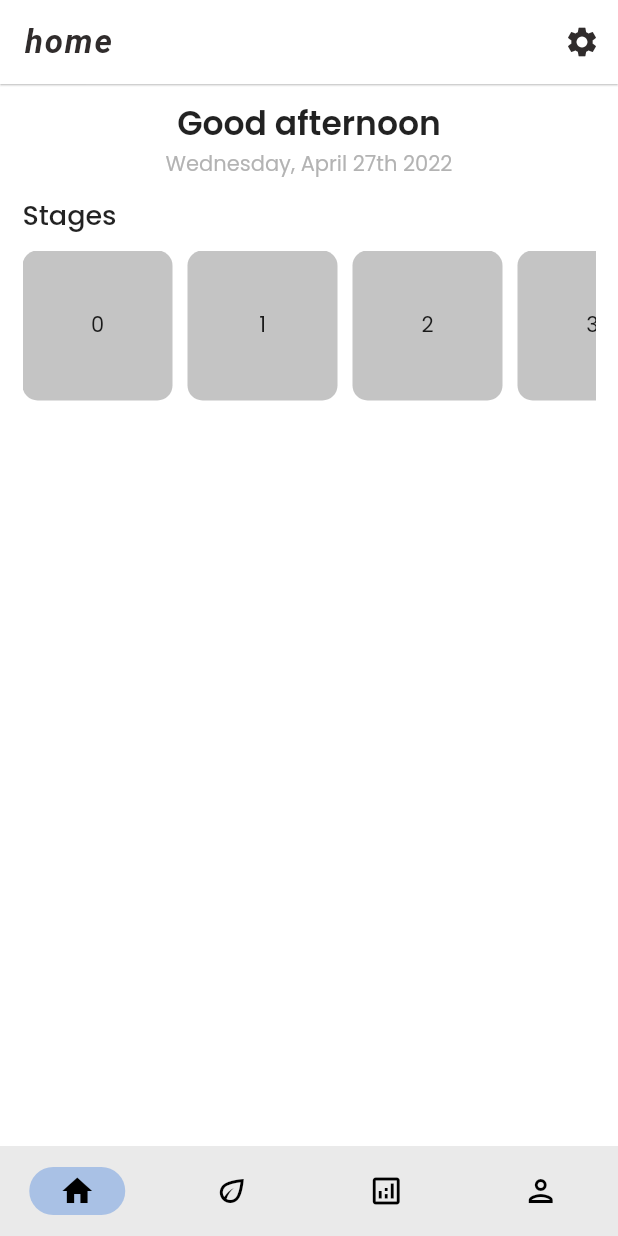
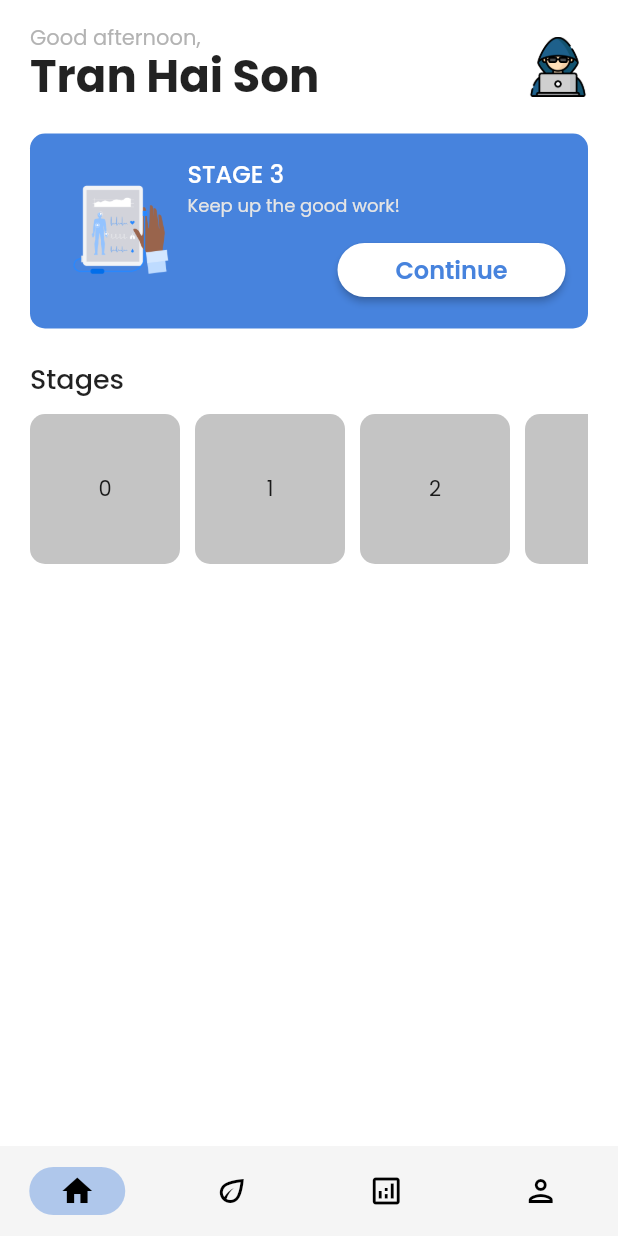
Before and after one commit to tran-haison/Covid-Overcoming, a Flutter app: the MainPage screen opened by its route, on a phone screen of 412 x 824 dp. Run offline on Flutter 3.47's test engine with Material 2 defaults, Android fonts, the phone set to English and light mode, and no system bars; drawn by our look-alikes of oktoast; our stand-ins replace either_dart, equatable, firebase_auth, firebase_core, floor, fluro and 7 more; missing offline and left inert: sp_util; accounts and stored records are empty; generated files the repository leaves out were written again; statements that could not run were skipped.

Commit message:
feat: Implement home page UI

```diff
--- a/lib/app.dart
+++ b/lib/app.dart
@@ -18,6 +18,7 @@ class App extends StatelessWidget {
         title: Strings.appName,
         theme: ThemeData(
           primarySwatch: const MaterialColor(0xFF4783DD, mapColorPrimary),
+          scaffoldBackgroundColor: Colors.white,
           fontFamily: Fonts.poppins,
         ),
         debugShowCheckedModeBanner: false,
--- a/lib/presentation/pages/main/home/home_page.dart
+++ b/lib/presentation/pages/main/home/home_page.dart
@@ -1,33 +1,29 @@
+import 'package:covid_overcoming/generated/l10n.dart';
+import 'package:covid_overcoming/presentation/widgets/common_buttons.dart';
 import 'package:covid_overcoming/presentation/widgets/common_gaps.dart';
+import 'package:covid_overcoming/presentation/widgets/common_images.dart';
 import 'package:covid_overcoming/presentation/widgets/common_text_styles.dart';
+import 'package:covid_overcoming/values/constant/asset_paths.dart';
 import 'package:covid_overcoming/values/res/colors.dart';
 import 'package:covid_overcoming/values/res/dimens.dart';
 import 'package:flutter/material.dart';
 
-class HomePage extends StatefulWidget {
+class HomePage extends StatelessWidget {
   const HomePage({Key? key}) : super(key: key);
 
-  @override
-  State<HomePage> createState() => _HomePageState();
-}
-
-class _HomePageState extends State<HomePage> {
   @override
   Widget build(BuildContext context) {
     return SingleChildScrollView(
       child: Padding(
-        padding: const EdgeInsets.symmetric(
-          vertical: Dimens.dimen10,
-          horizontal: Dimens.dimen15,
-        ),
+        padding: const EdgeInsets.all(Dimens.dimen20),
         child: Column(
-          mainAxisSize: MainAxisSize.min,
           mainAxisAlignment: MainAxisAlignment.start,
           crossAxisAlignment: CrossAxisAlignment.start,
           children: <Widget>[
-            _buildTextGreeting(),
-            _buildTextDate(),
-            vGap10,
+            _buildHeader(),
+            vGap20,
+            _buildCardHistory(),
+            vGap20,
             _buildTextTitle('Stages'),
             vGap10,
             _buildStages(),
@@ -38,26 +34,86 @@ class _HomePageState extends State<HomePage> {
     );
   }
 
-  Widget _buildTextGreeting() {
-    return const Align(
-      alignment: Alignment.center,
-      child: Text(
-        'Good afternoon',
-        style: TextStyle(
-          fontSize: Dimens.fontSize22,
-          fontWeight: FontWeight.w600,
+  Widget _buildHeader() {
+    return Row(
+      mainAxisAlignment: MainAxisAlignment.spaceBetween,
+      crossAxisAlignment: CrossAxisAlignment.center,
+      children: <Widget>[
+        Expanded(
+          child: Column(
+            mainAxisAlignment: MainAxisAlignment.center,
+            crossAxisAlignment: CrossAxisAlignment.start,
+            children: [
+              Text(
+                // TODO: implement greeting
+                'Good afternoon,',
+                style: textStyle14Gray.copyWith(height: 1),
+              ),
+              vGap5,
+              Text(
+                // TODO: get user name
+                'Tran Hai Son',
+                style: textStyle30Bold.copyWith(height: 1),
+              ),
+            ],
+          ),
         ),
-      ),
+        const CommonAssetImage(
+          imagePath: AssetPaths.imgHacker,
+          height: Dimens.dimen40,
+          width: Dimens.dimen40,
+        ),
+      ],
     );
   }
 
-  Widget _buildTextDate() {
-    return const Align(
-      alignment: Alignment.center,
-      child: Text(
-        'Wednesday, April 27th 2022',
-        style: TextStyle(
-          color: colorTextGray,
+  Widget _buildCardHistory() {
+    return Container(
+      width: double.infinity,
+      decoration: BoxDecoration(
+        borderRadius: BorderRadius.circular(Dimens.radius10),
+        color: colorPrimary,
+      ),
+      child: Padding(
+        padding: const EdgeInsets.all(Dimens.dimen15),
+        child: Row(
+          mainAxisAlignment: MainAxisAlignment.center,
+          crossAxisAlignment: CrossAxisAlignment.center,
+          children: <Widget>[
+            const CommonAssetImage(
+              imagePath: AssetPaths.imgTrackHistory,
+              height: 90,
+              width: 90,
+            ),
+            Expanded(
+              child: Column(
+                crossAxisAlignment: CrossAxisAlignment.start,
+                children: <Widget>[
+                  Text(
+                    'STAGE 3',
+                    style: textStyle16Medium.copyWith(color: colorWhite),
+                  ),
+                  Text(
+                    'Keep up the good work!',
+                    style: textStyle12LightGray,
+                  ),
+                  vGap10,
+                  Align(
+                    alignment: Alignment.bottomRight,
+                    child: CommonElevatedButton(
+                      text: S.current.continue_,
+                      textColor: colorPrimary,
+                      buttonColor: colorWhite,
+                      width: 120,
+                      radius: 30,
+                      padding: const EdgeInsets.symmetric(vertical: Dimens.dimen5),
+                      onPressed: () {},
+                    ),
+                  ),
+                ],
+              ),
+            ),
+          ],
         ),
       ),
     );
--- a/lib/presentation/pages/main/main_page.dart
+++ b/lib/presentation/pages/main/main_page.dart
@@ -14,7 +14,6 @@ class MainPage extends StatefulWidget {
 }
 
 class _MainPageState extends State<MainPage> {
-
   var _currentIndex = 0;
 
   // TODO: change page
@@ -37,7 +36,7 @@ class _MainPageState extends State<MainPage> {
     return Scaffold(
       resizeToAvoidBottomInset: false,
       backgroundColor: colorWhite,
-      appBar: _buildAppbar(),
+      //appBar: _buildAppbar(),
       body: _buildBody(),
       bottomNavigationBar: _buildBottomNavigationBar(),
     );
@@ -73,7 +72,9 @@ class _MainPageState extends State<MainPage> {
   }
 
   Widget _buildBody() {
-    return pages[_currentIndex];
+    return SafeArea(
+      child: pages[_currentIndex],
+    );
   }
 
   Widget _buildBottomNavigationBar() {
@@ -89,6 +90,7 @@ class _MainPageState extends State<MainPage> {
       ),
       child: NavigationBar(
         height: 60,
+        backgroundColor: Colors.grey[100],
         animationDuration: const Duration(seconds: 1),
         labelBehavior: NavigationDestinationLabelBehavior.alwaysHide,
         selectedIndex: _currentIndex,
--- a/lib/presentation/widgets/common_text_styles.dart
+++ b/lib/presentation/widgets/common_text_styles.dart
@@ -8,6 +8,12 @@ const textStyle40ItalicBold = TextStyle(
 
 const textStyle40Bold = TextStyle(
   fontSize: 40,
+  fontWeight: FontWeight.bold,
+  color: Colors.black87,
+);
+
+const textStyle30Bold = TextStyle(
+  fontSize: 30,
   fontWeight: FontWeight.bold,
   color: Colors.black87,
 );
@@ -51,3 +57,8 @@ const textStyle12Gray = TextStyle(
   fontSize: 12,
   color: Color(0xFFB3B3B3),
 );
+
+const textStyle12LightGray = TextStyle(
+  fontSize: 12,
+  color: Color(0xFFE5E5E5),
+);
--- a/lib/values/constant/asset_paths.dart
+++ b/lib/values/constant/asset_paths.dart
@@ -4,6 +4,8 @@ class AssetPaths {
 
   /// Images
   static const imgWelcome = 'assets/images/img_welcome.png';
+  static const imgHacker = 'assets/images/img_hacker.png';
+  static const imgTrackHistory = 'assets/images/img_track_history.png';
 
   /// Icons
   static const icContact = 'assets/icons/ic_contact.png';
--- a/lib/values/res/dimens.dart
+++ b/lib/values/res/dimens.dart
@@ -8,6 +8,7 @@ class Dimens {
   static const double dimen20 = 20;
   static const double dimen25 = 25;
   static const double dimen30 = 30;
+  static const double dimen40 = 40;
 
   /// Elevation
   static const double elevation0_5 = 0.5;
```
Also changed, not shown: assets/images/img_hacker.png (added), assets/images/img_track_history.png (added).
